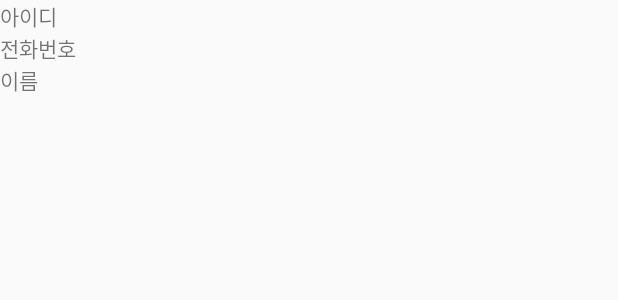
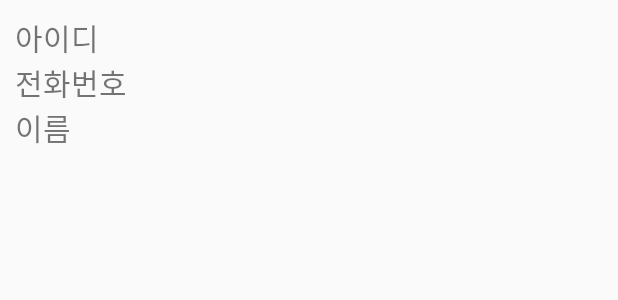
Before and after one commit to oli999/MyAndroid, an Android app: the layout listview_cell.xml on its own in the app's theme, with its tools: preview values and no code run, on a phone screen of 412 x 824 dp. Shown: the top 300 px of the screen. Run offline under Robolectric (Android 15) with nearby library versions, the phone set to English and light mode, and no system bars.

Commit message:
step11contentprovider 최종 완성함

```diff
--- a/step11contentresolver/src/main/AndroidManifest.xml
+++ b/step11contentresolver/src/main/AndroidManifest.xml
@@ -4,6 +4,8 @@
 
     <!-- 연락처 정보에 접근 하겠다는 퍼미션 -->
     <uses-permission android:name="android.permission.READ_CONTACTS"/>
+    <!-- 전화를 걸겠다는 퍼미션 -->
+    <uses-permission android:name="android.permission.CALL_PHONE"/>
 
     <application
         android:allowBackup="true"
--- /dev/null
+++ b/step11contentresolver/src/main/java/com/gura/step11contentresolver/Constants.java
@@ -0,0 +1,6 @@
+package com.gura.step11contentresolver;
+
+public class Constants {
+    public static final int REQUEST_CONTACTS=0;
+    public static final int REQUEST_CALL=1;
+}
--- a/step11contentresolver/src/main/res/layout/listview_cell.xml
+++ b/step11contentresolver/src/main/res/layout/listview_cell.xml
@@ -1,20 +1,24 @@
 <?xml version="1.0" encoding="utf-8"?>
 <LinearLayout xmlns:android="http://schemas.android.com/apk/res/android"
     android:orientation="vertical" android:layout_width="match_parent"
-    android:layout_height="wrap_content">
+    android:layout_height="wrap_content"
+    android:padding="10dp">
     <TextView
         android:layout_width="match_parent"
         android:layout_height="wrap_content"
         android:text="아이디"
-        android:id="@+id/text_id"/>
+        android:id="@+id/text_id"
+        android:textSize="20sp"/>
     <TextView
         android:layout_width="match_parent"
         android:layout_height="wrap_content"
         android:text="전화번호"
-        android:id="@+id/text_phone"/>
+        android:id="@+id/text_phone"
+        android:textSize="20sp"/>
     <TextView
         android:layout_width="match_parent"
         android:layout_height="wrap_content"
         android:text="이름"
-        android:id="@+id/text_name"/>
+        android:id="@+id/text_name"
+        android:textSize="20sp"/>
 </LinearLayout>
```
Also changed, not shown: step11contentresolver/src/main/java/com/gura/step11contentresolver/MainActivity.java (+68 -3 lines).
